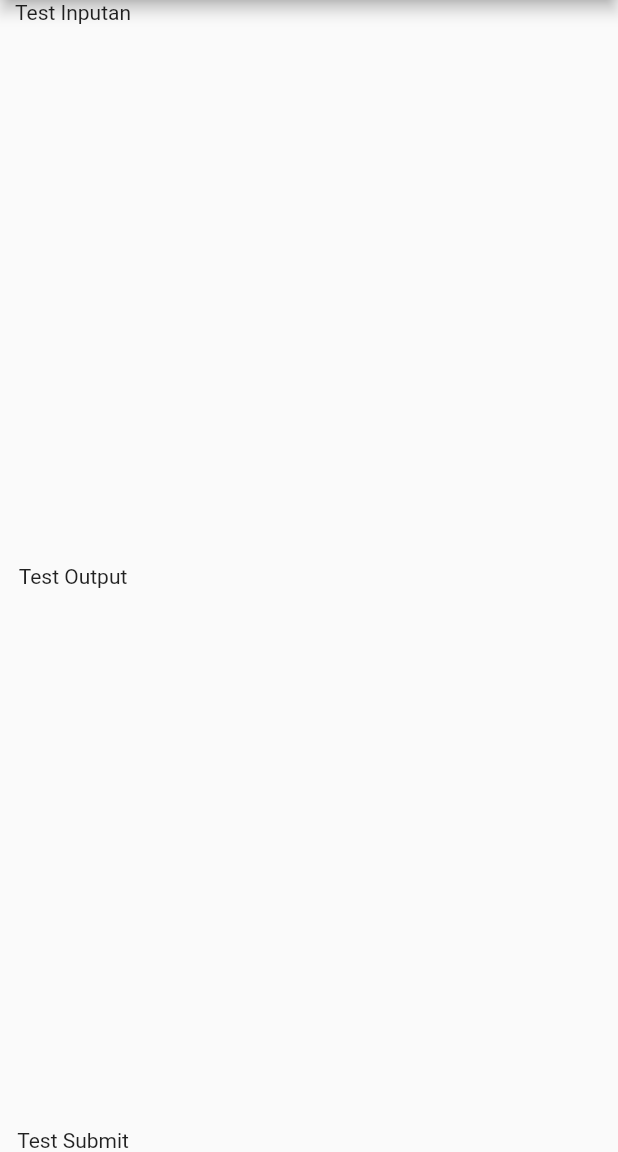
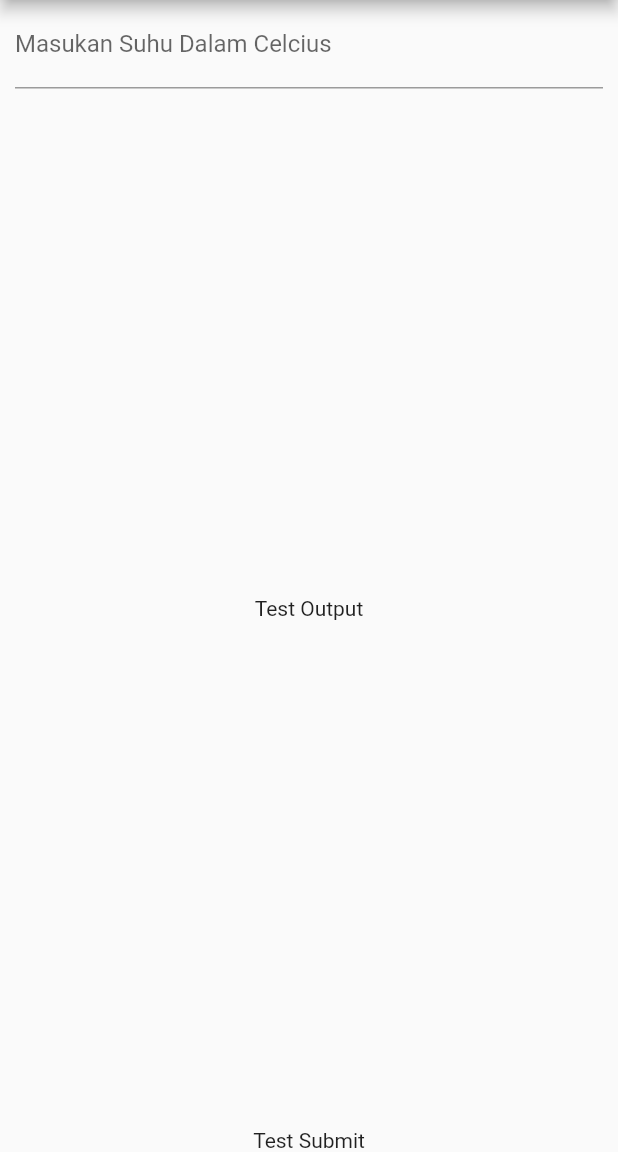
Before and after one commit to rakabgs27/KalkulatorSuhu-Flutter, a Flutter app: the screen it shows after launch, on a phone screen of 412 x 824 dp, the part 84-1236 px from its top. Run offline on Flutter 3.47's test engine with Material 2 defaults, Android fonts, the phone set to English and light mode, and no system bars.

Commit message:
Layout Input

```diff
--- a/lib/main.dart
+++ b/lib/main.dart
@@ -11,8 +11,15 @@
 
 class _MyAppState extends State<MyApp> {
 
+  TextEditingController inputSuhu = TextEditingController();
+
+
+
   @override
   Widget build(BuildContext context) {
+
+
+
     return MaterialApp(
       title: 'Kalkulator Suhu',
       theme: ThemeData(
@@ -26,8 +33,8 @@
         margin: const EdgeInsets.only(left: 10.0, right: 10.0),
         child: Column(
           mainAxisAlignment: MainAxisAlignment.spaceBetween,
-          children: const [
-            Text("Test Inputan"),
+          children: [
+            inputUser(),
             Text("Test Output"),
             Text("Test Submit"),
           ],
@@ -36,4 +43,15 @@
       )
     );
   }
+
+  inputUser(){
+    return TextFormField(
+      controller: inputSuhu,
+      keyboardType: TextInputType.number,
+      decoration: const InputDecoration(
+        border: UnderlineInputBorder(),
+        labelText: 'Masukan Suhu Dalam Celcius',
+      ),
+    );
+  }
 }
```
